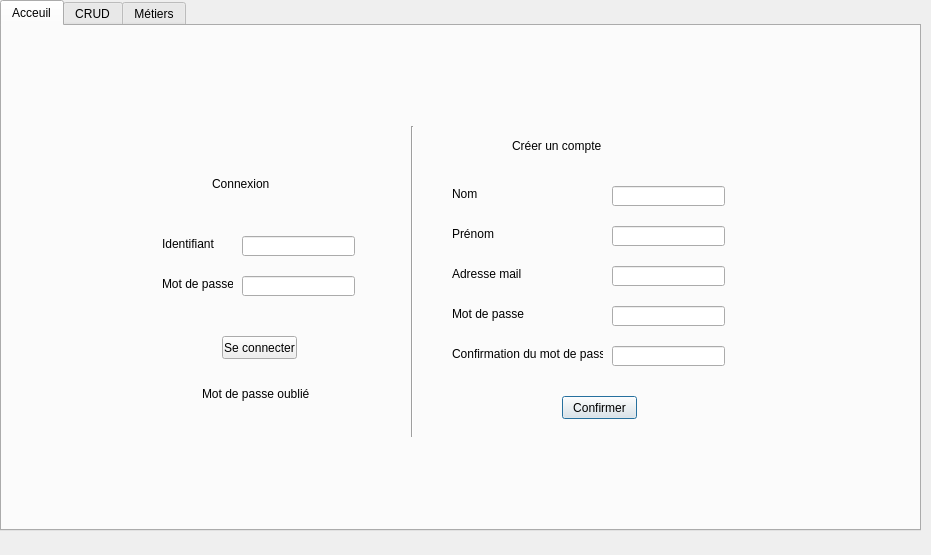
The window that gestion_examens_medicaux.ui (TristanMendes/Smart-Olympic-Games) describes before a commit, drawn with Qt 5.
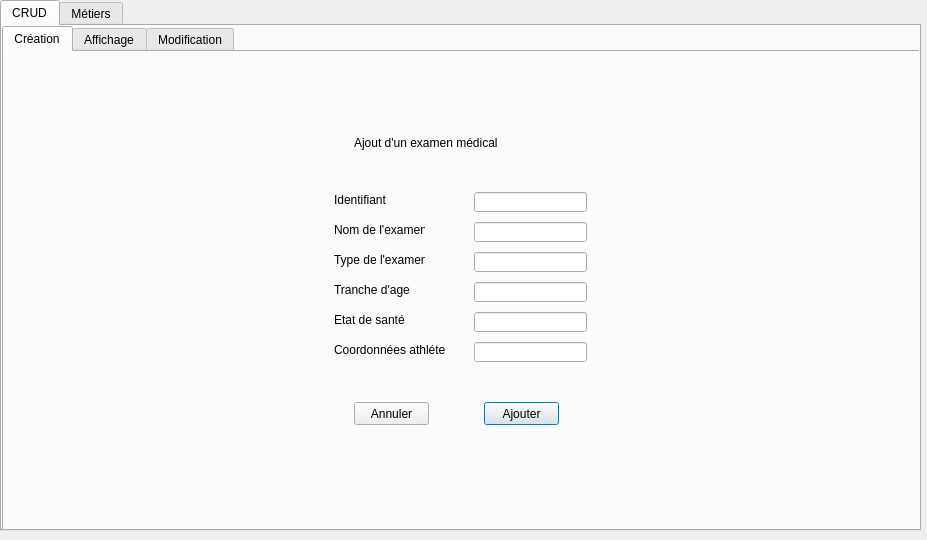
The same window after the commit. The open tabs and pages were chosen to show the change. Icons and pictures are not drawn.

```diff
--- a/gestion_examens_medicaux.ui
+++ b/gestion_examens_medicaux.ui
@@ -6,8 +6,8 @@
    <rect>
     <x>0</x>
     <y>0</y>
-    <width>931</width>
-    <height>555</height>
+    <width>927</width>
+    <height>540</height>
    </rect>
   </property>
   <property name="windowTitle">
@@ -28,256 +28,6 @@
    <property name="currentIndex">
     <number>2</number>
    </property>
-   <widget class="QWidget" name="tab">
-    <attribute name="title">
-     <string>Acceuil</string>
-    </attribute>
-    <widget class="QLabel" name="label_7">
-     <property name="geometry">
-      <rect>
-       <x>210</x>
-       <y>150</y>
-       <width>91</width>
-       <height>16</height>
-      </rect>
-     </property>
-     <property name="styleSheet">
-      <string notr="true">font: 15pt &quot;Calibri&quot;;</string>
-     </property>
-     <property name="text">
-      <string>Connexion</string>
-     </property>
-    </widget>
-    <widget class="QLabel" name="label_8">
-     <property name="geometry">
-      <rect>
-       <x>510</x>
-       <y>110</y>
-       <width>141</width>
-       <height>20</height>
-      </rect>
-     </property>
-     <property name="styleSheet">
-      <string notr="true">font: 15pt &quot;Calibri&quot;;</string>
-     </property>
-     <property name="text">
-      <string>Créer un compte</string>
-     </property>
-    </widget>
-    <widget class="QLabel" name="label_9">
-     <property name="geometry">
-      <rect>
-       <x>160</x>
-       <y>210</y>
-       <width>61</width>
-       <height>16</height>
-      </rect>
-     </property>
-     <property name="text">
-      <string>Identifiant</string>
-     </property>
-    </widget>
-    <widget class="QLabel" name="label_12">
-     <property name="geometry">
-      <rect>
-       <x>160</x>
-       <y>250</y>
-       <width>71</width>
-       <height>16</height>
-      </rect>
-     </property>
-     <property name="text">
-      <string>Mot de passe</string>
-     </property>
-    </widget>
-    <widget class="QLineEdit" name="lineEdit_7">
-     <property name="geometry">
-      <rect>
-       <x>240</x>
-       <y>210</y>
-       <width>113</width>
-       <height>20</height>
-      </rect>
-     </property>
-    </widget>
-    <widget class="QLineEdit" name="lineEdit_8">
-     <property name="geometry">
-      <rect>
-       <x>240</x>
-       <y>250</y>
-       <width>113</width>
-       <height>20</height>
-      </rect>
-     </property>
-    </widget>
-    <widget class="QLabel" name="label_10">
-     <property name="geometry">
-      <rect>
-       <x>200</x>
-       <y>360</y>
-       <width>111</width>
-       <height>16</height>
-      </rect>
-     </property>
-     <property name="text">
-      <string>Mot de passe oublié ?</string>
-     </property>
-    </widget>
-    <widget class="QLabel" name="label_11">
-     <property name="geometry">
-      <rect>
-       <x>450</x>
-       <y>160</y>
-       <width>121</width>
-       <height>16</height>
-      </rect>
-     </property>
-     <property name="text">
-      <string>Nom</string>
-     </property>
-    </widget>
-    <widget class="QLabel" name="label_13">
-     <property name="geometry">
-      <rect>
-       <x>450</x>
-       <y>200</y>
-       <width>121</width>
-       <height>16</height>
-      </rect>
-     </property>
-     <property name="text">
-      <string>Prénom</string>
-     </property>
-    </widget>
-    <widget class="QLabel" name="label_14">
-     <property name="geometry">
-      <rect>
-       <x>450</x>
-       <y>240</y>
-       <width>121</width>
-       <height>16</height>
-      </rect>
-     </property>
-     <property name="text">
-      <string>Adresse mail</string>
-     </property>
-    </widget>
-    <widget class="QLabel" name="label_15">
-     <property name="geometry">
-      <rect>
-       <x>450</x>
-       <y>280</y>
-       <width>121</width>
-       <height>16</height>
-      </rect>
-     </property>
-     <property name="text">
-      <string>Mot de passe</string>
-     </property>
-    </widget>
-    <widget class="QLabel" name="label_16">
-     <property name="geometry">
-      <rect>
-       <x>450</x>
-       <y>320</y>
-       <width>151</width>
-       <height>16</height>
-      </rect>
-     </property>
-     <property name="text">
-      <string>Confirmation du mot de passe</string>
-     </property>
-    </widget>
-    <widget class="QLineEdit" name="lineEdit_9">
-     <property name="geometry">
-      <rect>
-       <x>610</x>
-       <y>200</y>
-       <width>113</width>
-       <height>20</height>
-      </rect>
-     </property>
-    </widget>
-    <widget class="QLineEdit" name="lineEdit_10">
-     <property name="geometry">
-      <rect>
-       <x>610</x>
-       <y>240</y>
-       <width>113</width>
-       <height>20</height>
-      </rect>
-     </property>
-    </widget>
-    <widget class="QLineEdit" name="lineEdit_11">
-     <property name="geometry">
-      <rect>
-       <x>610</x>
-       <y>280</y>
-       <width>113</width>
-       <height>20</height>
-      </rect>
-     </property>
-    </widget>
-    <widget class="QLineEdit" name="lineEdit_12">
-     <property name="geometry">
-      <rect>
-       <x>610</x>
-       <y>320</y>
-       <width>113</width>
-       <height>20</height>
-      </rect>
-     </property>
-    </widget>
-    <widget class="QLineEdit" name="lineEdit_13">
-     <property name="geometry">
-      <rect>
-       <x>610</x>
-       <y>160</y>
-       <width>113</width>
-       <height>20</height>
-      </rect>
-     </property>
-    </widget>
-    <widget class="Line" name="line">
-     <property name="geometry">
-      <rect>
-       <x>400</x>
-       <y>100</y>
-       <width>20</width>
-       <height>311</height>
-      </rect>
-     </property>
-     <property name="orientation">
-      <enum>Qt::Vertical</enum>
-     </property>
-    </widget>
-    <widget class="QPushButton" name="pushButton_2">
-     <property name="geometry">
-      <rect>
-       <x>560</x>
-       <y>370</y>
-       <width>75</width>
-       <height>23</height>
-      </rect>
-     </property>
-     <property name="text">
-      <string>Confirmer</string>
-     </property>
-    </widget>
-    <widget class="QPushButton" name="pushButton_3">
-     <property name="geometry">
-      <rect>
-       <x>220</x>
-       <y>310</y>
-       <width>75</width>
-       <height>23</height>
-      </rect>
-     </property>
-     <property name="text">
-      <string>Se connecter</string>
-     </property>
-    </widget>
-   </widget>
    <widget class="QWidget" name="tab_2">
     <attribute name="title">
      <string>CRUD</string>
```
Left out of the diff: 8 changed lines with no effect on the pictures.
